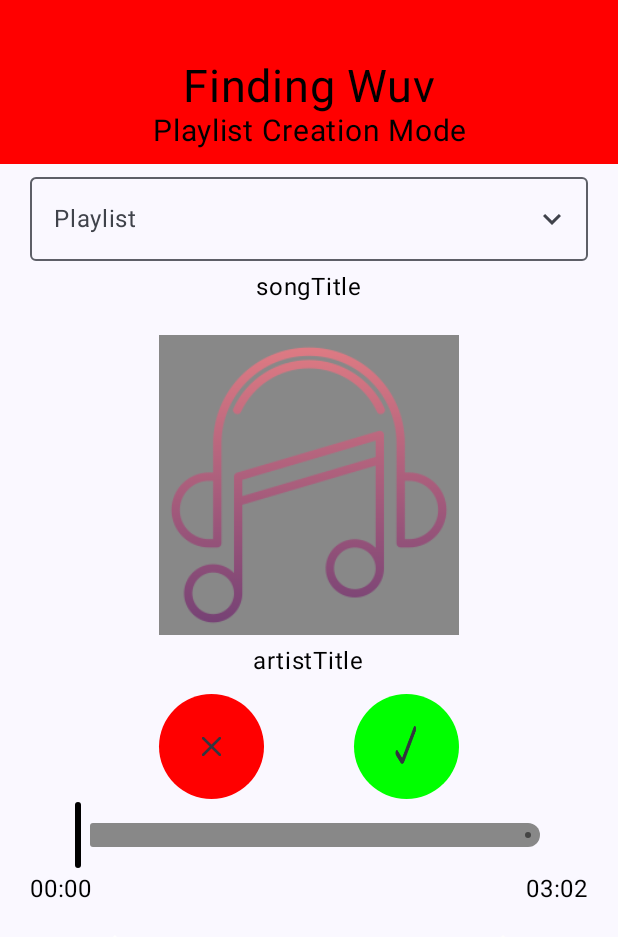
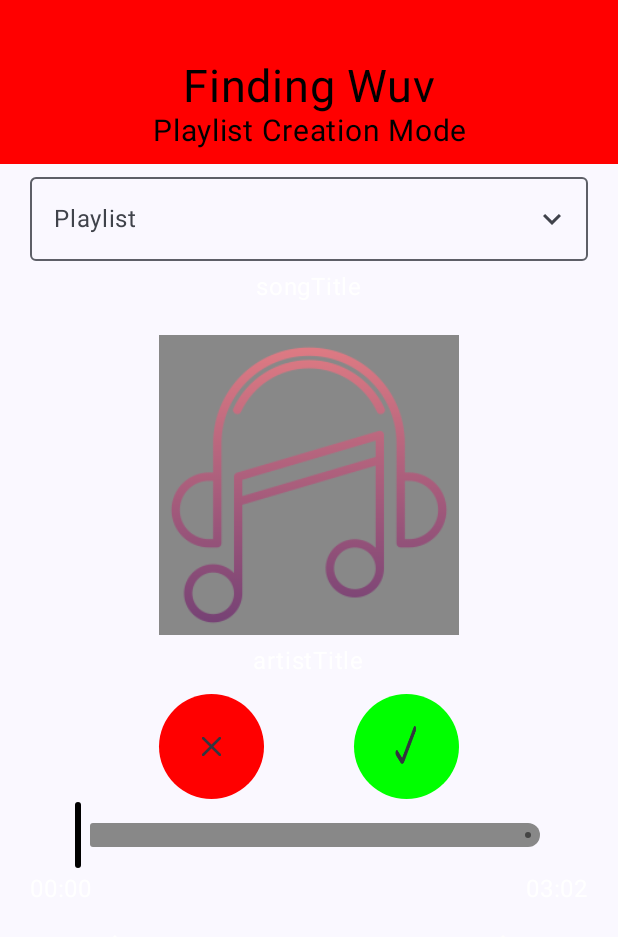
Before and after one commit to Alice-Lesmes/Finding.Wav, an Android app built with Jetpack Compose: the screen it shows after launch (MainActivity), on a phone screen of 412 x 824 dp. Shown: the top 937 px of the screen. Run offline under Robolectric (Android 15) with nearby library versions, the light colour scheme and no system bars.

Commit message:
made one singular element changeable

```diff
--- a/app/src/main/java/com/example/findingwav/MainActivity.kt
+++ b/app/src/main/java/com/example/findingwav/MainActivity.kt
@@ -14,6 +14,7 @@ import android.provider.MediaStore.Audio
 import androidx.activity.compose.setContent
 import androidx.activity.enableEdgeToEdge
 import androidx.appcompat.app.AppCompatActivity
+import androidx.collection.ObjectList
 import androidx.compose.foundation.ExperimentalFoundationApi
 import androidx.compose.foundation.Image
 import androidx.compose.foundation.background
@@ -43,6 +44,7 @@ import androidx.compose.material3.Slider
 import androidx.compose.material3.SliderDefaults
 import androidx.compose.material3.Text
 import androidx.compose.runtime.Composable
+import androidx.compose.runtime.MutableState
 import androidx.compose.runtime.getValue
 import androidx.compose.runtime.mutableLongStateOf
 import androidx.compose.runtime.mutableStateOf
@@ -263,6 +265,17 @@ private fun getPlayLists(): List<String> {
     return listOf("Main", "Second", "Rock") //, "SUPER LONG", "SUPER LONG", "SUPER LONG", "SUPER LONG", "SUPER LONG", "SUPER LONG", "SUPER LONG", "SUPER LONG", "SUPER LONG", "SUPER LONG", "SUPER LONG", "SUPER LONG", "SUPER LONG", "SUPER LONG", "SUPER LONG", "SUPER LONG", "SUPER LONG")
 }
 
+open class GetParameters {
+    open var songName: String = "songTitle"
+
+    open fun getName(): String {
+        return songName
+    }
+
+    open fun setName(name: String) {
+        songName = name
+    }
+}
 
 /** Set song name, song */
 fun loadSongs() {
@@ -387,7 +400,7 @@ fun Player(player: MediaPlayer) {
         mutableLongStateOf(0)
     }
 
-    var songName by remember {
+    var songName = remember {
         mutableStateOf("songTitle")
     }
 
@@ -429,15 +442,17 @@ fun Player(player: MediaPlayer) {
         // music times
         TrackSliderTime("00:00", "03:02")
         // music controls
-        Playbar()
+        Playbar(songName)
     }
 }
 
 @Composable
-fun SongTitle(title: String) {
+fun SongTitle(title: MutableState<String>) {
     Text(
-        text = title,
-        modifier = Modifier.padding(top = 5.dp)
+        text = title.value,
+        modifier = Modifier
+            .padding(top = 5.dp),
+        color = Color.White
     )
 }
 
@@ -471,7 +486,8 @@ fun MusicImage(image: Painter) {
 fun ArtistName(name: String) {
     Text(
         text = name,
-        modifier = Modifier.padding(top = 5.dp)
+        modifier = Modifier.padding(top = 5.dp),
+        color = Color.White
     )
 }
 
@@ -527,8 +543,8 @@ fun TrackSliderTime(startTime: String, endTime: String) {
         .padding(horizontal = 20.dp),
         horizontalArrangement = Arrangement.SpaceBetween
     ) {
-        Text(startTime)
-        Text(endTime)
+        Text(text = startTime, color = Color.White)
+        Text(text = endTime, color = Color.White)
 
     }
 }
@@ -575,7 +591,7 @@ fun TrackSlider(
 
 
 @Composable
-fun Playbar() {
+fun Playbar(songName: MutableState<String>) {
     Row (
         modifier = Modifier
             .padding(horizontal = 20.dp)
@@ -584,7 +600,7 @@ fun Playbar() {
     ) {
         PreviousButton()
         PlayButton()
-        NextButton()
+        NextButton(songName)
     }
 }
 
@@ -609,9 +625,9 @@ fun PreviousButton() {
 }
 
 @Composable
-fun NextButton() {
+fun NextButton(songName: MutableState<String>) {
     Button(
-        onClick = { HandleNextSong() },
+        onClick = { HandleNextSong(songName) },
         colors = ButtonDefaults.buttonColors(containerColor = Color.White.copy(alpha = 0.0F))
     ) {
         Image(painter = painterResource(id = R.drawable.next), contentDescription = null)
@@ -625,17 +641,29 @@ fun NextButton() {
 * */
 
 /** Load the next Song */
+
 fun NextSong() {
     println("NextSong has been called")
 
     // get next song title, artist name, album image and song duration.
-    // update composable SongName(), ArtistName(), MusicImage() and SliderBar()
+    // update composable SongTitle(), ArtistName(), MusicImage() and SliderBar()
+    //SongTitle("New Song")
+    //ArtistName(name = "New Artist")
+    //TrackSliderTime("00:00", "06:00")
+
 }
 
-/** Event handler for the next song button */
-fun HandleNextSong() {
+
+/** Event handler for the next song button
+ * get a parameter of all the stuff? */
+
+fun HandleNextSong(songName: MutableState<String>) {
     println("Handle Next Song function called")
     // get the current time stored in SliderBar.
+
+    // mock change the songTitle, artistTitle, image and duration
+    // NextSong()
+    songName.value = "Hello"
 }
 
 /** Event Handler for the checkmark (add to playlist) */
```
